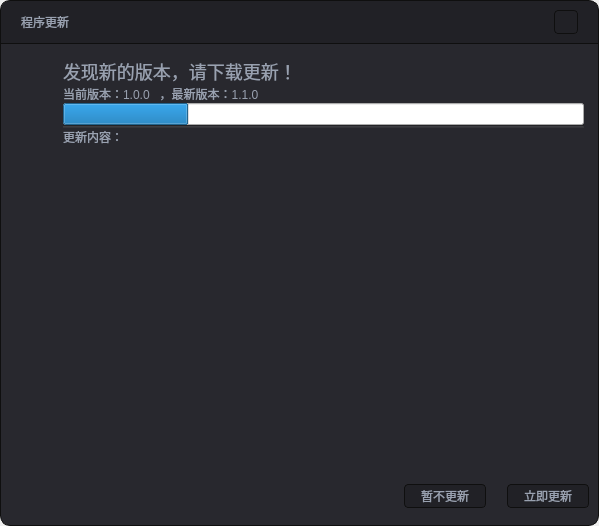
Before: the Qt Designer form dialogs/updatenoticedialog.ui in Type3limit/ScreenRecorder, drawn with Qt 5.
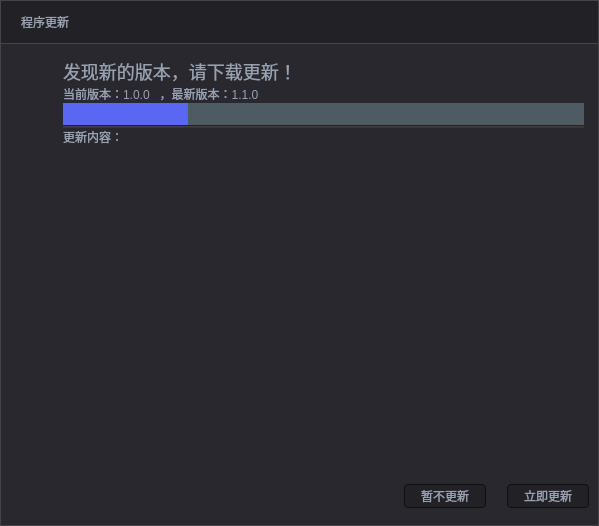
After: the same form once the commit is applied. Icons and pictures are not drawn.

Diff of the .ui file:
```diff
--- a/dialogs/updatenoticedialog.ui
+++ b/dialogs/updatenoticedialog.ui
@@ -17,23 +17,23 @@
    <string notr="true">QFrame#contentFrame
 {
 background-color:#28282E;
-border-top : 0px solid #0F0F0F;
-border-left : 1px solid #0F0F0F;
-border-right : 1px solid #0F0F0F;
-border-bottom : 1px solid #0F0F0F;
-border-bottom-left-radius:10px;
-border-bottom-right-radius:10px;
+border-top : 0px solid #454549;
+border-left : 1px solid #454549;
+border-right : 1px solid #454549;
+border-bottom : 1px solid #454549;
+border-bottom-left-radius:0px;
+border-bottom-right-radius:0px;
 }
 
 QFrame#titleFrame
 {
-border-top : 1px solid #0F0F0F;
-border-left : 1px solid #0F0F0F;
-border-right : 1px solid #0F0F0F;
-border-bottom : 1px solid #0F0F0F;
+border-top : 1px solid #454549;
+border-left : 1px solid #454549;
+border-right : 1px solid #454549;
+border-bottom : 1px solid #454549;
 background-color:#212126;
-border-top-left-radius:10px;
-border-top-right-radius:10px;
+border-top-left-radius:0px;
+border-top-right-radius:0px;
 }
 
 QPushButton
@@ -192,6 +192,17 @@
   color:  #99A1B0;
   selection-color: white; 
 }
+
+QProgressBar {
+  border-radius: 0px;
+  background-color: #4f5b62;
+  text-align: center;
+  color: transparent;
+}
+
+QProgressBar::chunk {
+  background-color: #5967F2;
+}
 </string>
   </property>
   <layout class="QVBoxLayout" name="verticalLayout">
@@ -271,6 +282,29 @@
           <height>24</height>
          </size>
         </property>
+        <property name="styleSheet">
+         <string notr="true">QPushButton
+{
+  selection-background-color: #40404A;
+  selection-color: #3B3B41;
+  color: #99A1B0;
+  height:24px;
+  background-color: #212126;
+  border-style: solid;
+  border: 0px solid #0F0F0F;
+  border-radius: 4;
+  padding: 1px 0px 1px 2px;
+  font-size: 12px;
+  font-family:Microsoft YaHei UI;
+  padding-left:0px;
+}
+QPushButton:hover
+            {
+            background-color:#212126;
+            border-radius: 4px;
+            border: 1px solid #5967f2;
+            }</string>
+        </property>
         <property name="text">
          <string/>
         </property>
@@ -278,6 +312,9 @@
          <iconset resource="../resource.qrc">
           <normaloff>:/icons/images/close.svg</normaloff>:/icons/images/close.svg</iconset>
         </property>
+        <property name="flat">
+         <bool>true</bool>
+        </property>
        </widget>
       </item>
      </layout>
```
Left out of the diff: 8 changed lines with no effect on the pictures.
